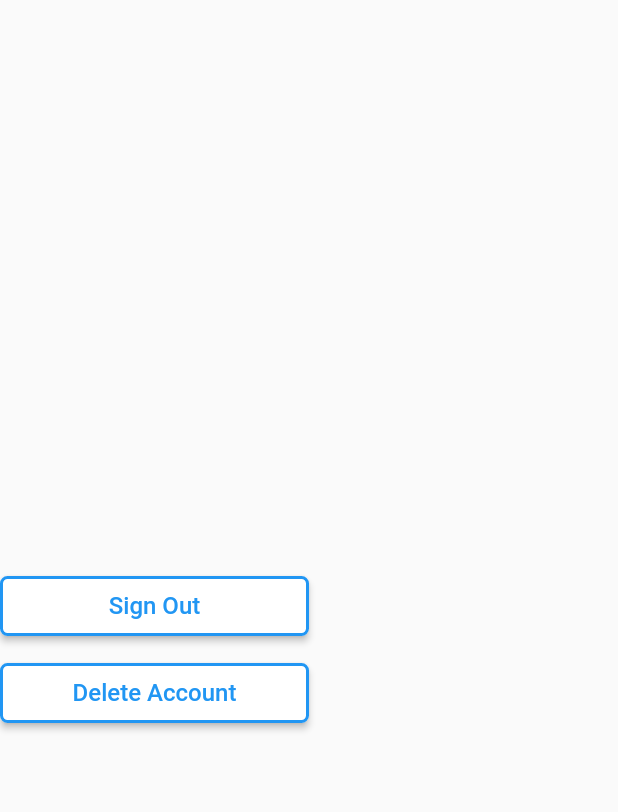
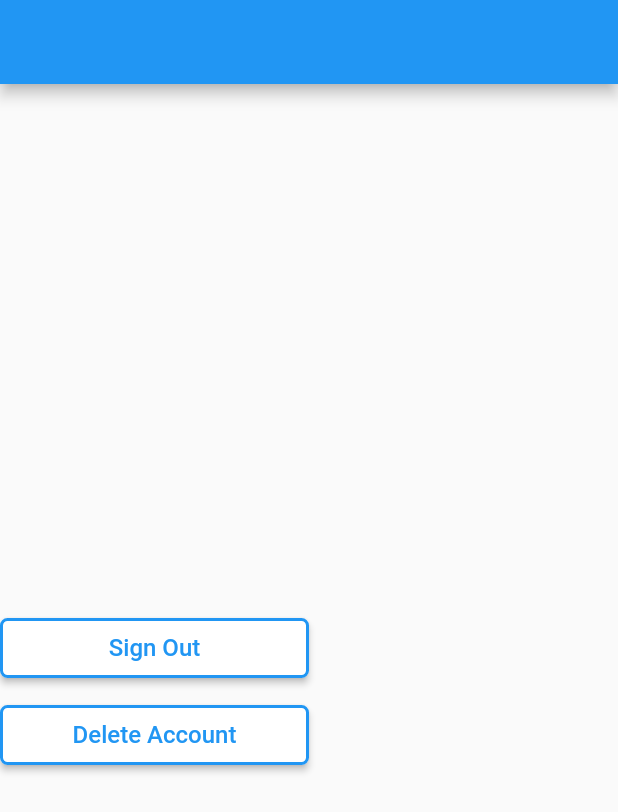
Before and after one commit to miguel1man/Flutter-Login, a Flutter app: the screen it shows once a user with an empty profile is signed in, on a phone screen of 412 x 824 dp. Shown: the top 812 px of the screen. Run offline on Flutter 3.47's test engine with Material 2 defaults, Android fonts, the phone set to English and light mode, and no system bars; our stand-ins replace firebase_auth, firebase_core, google_sign_in; missing offline and left inert: flutter_facebook_auth; accounts and stored records are empty.

Commit message:
add AppBar

```diff
--- a/lib/screens/home_screen.dart
+++ b/lib/screens/home_screen.dart
@@ -11,6 +11,9 @@ class HomeScreen extends StatelessWidget {
     final user = context.read<FirebaseAuthMethods>().user;
 
     return Scaffold(
+      appBar: AppBar(
+        title: Text(user.email!),
+      ),
       body: Column(
         mainAxisAlignment: MainAxisAlignment.center,
         children: [
```
Also changed, not shown: 1 other file.
